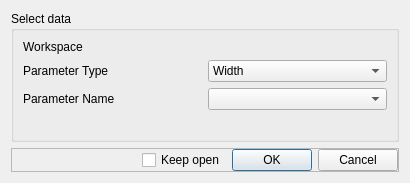
First picture: the form in qt/scientific_interfaces/Indirect/JumpFitAddWorkspaceDialog.ui, repository mantidproject/mantid, before the edit.
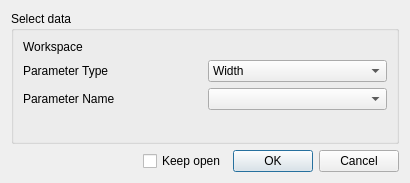
Second picture: the form after the edit. Custom widgets are drawn as their Qt base class.

Commit message: Refs #23813. Remove unneeded includes and frame shadows

```diff
--- a/qt/scientific_interfaces/Indirect/JumpFitAddWorkspaceDialog.ui
+++ b/qt/scientific_interfaces/Indirect/JumpFitAddWorkspaceDialog.ui
@@ -93,12 +93,6 @@
    </item>
    <item>
     <widget class="QFrame" name="frame">
-     <property name="frameShape">
-      <enum>QFrame::StyledPanel</enum>
-     </property>
-     <property name="frameShadow">
-      <enum>QFrame::Raised</enum>
-     </property>
      <layout class="QHBoxLayout" name="horizontalLayout">
       <property name="leftMargin">
        <number>0</number>
@@ -119,7 +113,7 @@
         </property>
         <property name="sizeHint" stdset="0">
          <size>
-          <width>145</width>
+          <width>147</width>
           <height>20</height>
          </size>
         </property>
```
The commit also changes 5 other files.
